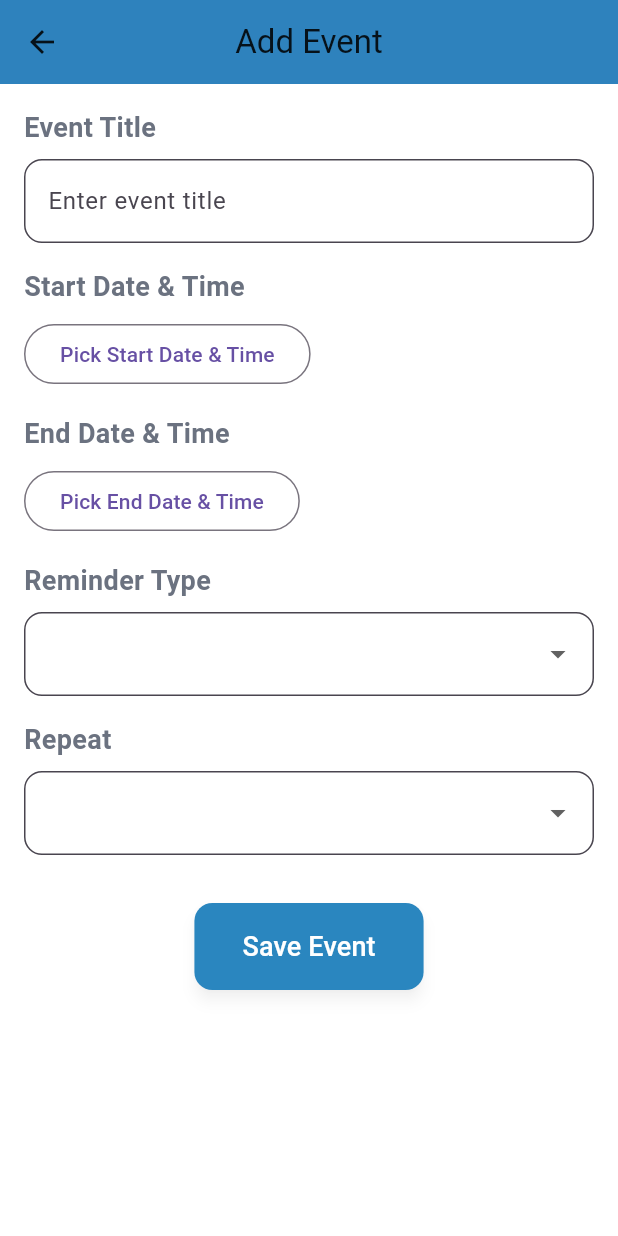
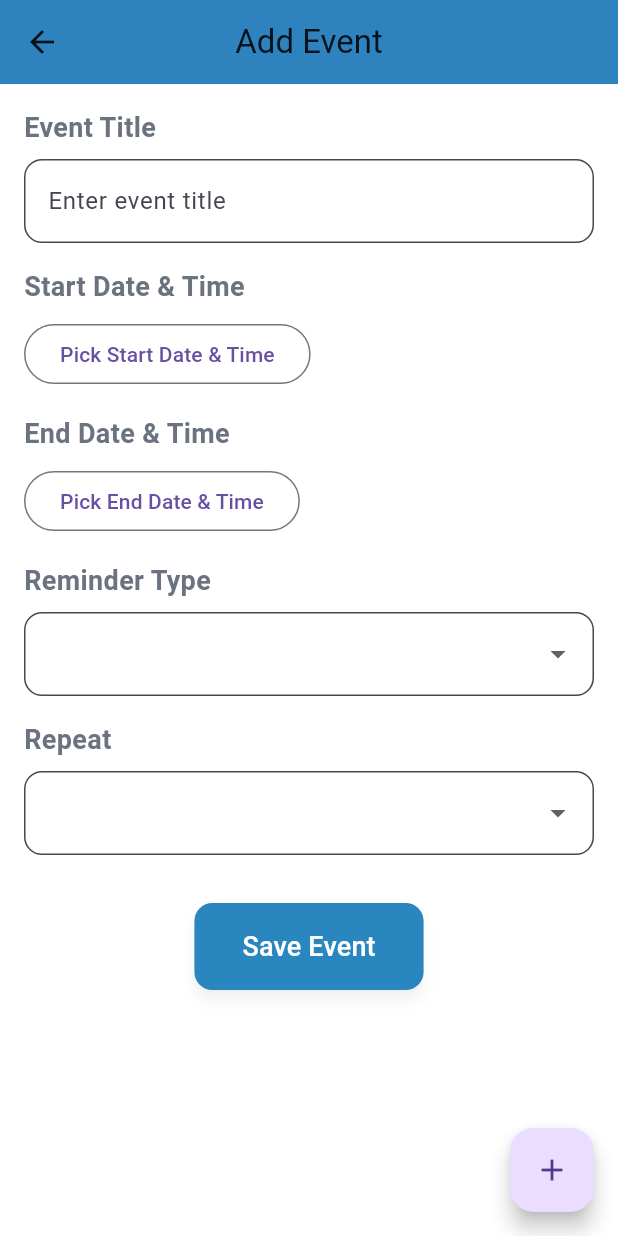
Before and after one commit to Aqilah87/Event_Reminder, a Flutter app: the screen it shows after launch, after a tap on "Get Started", on a phone screen of 412 x 824 dp. Run offline on Flutter 3.47's test engine with Material 3 defaults, Android fonts, the phone set to English and light mode, and no system bars.

Commit message:
8th_commit_eventListPage_edited

```diff
--- a/lib/screens/add_event_page.dart
+++ b/lib/screens/add_event_page.dart
@@ -2,7 +2,7 @@ import 'package:flutter/material.dart';
 import '../models/event.dart';
 
 class AddEventPage extends StatefulWidget {
-  const AddEventPage({Key? key}) : super(key: key);
+  const AddEventPage({Key? key, Event? event}) : super(key: key);
 
   @override
   _AddEventPageState createState() => _AddEventPageState();
@@ -75,6 +75,7 @@ class _AddEventPageState extends State<AddEventPage> {
   Widget build(BuildContext context) {
     final primaryColor = const Color.fromARGB(255, 42, 134, 191);
 
+    var _navigateToAddEvent;
     return Scaffold(
       appBar: AppBar(
         title: const Text('Add Event'),
@@ -185,6 +186,10 @@ class _AddEventPageState extends State<AddEventPage> {
           ),
         ),
       ),
+       floatingActionButton: FloatingActionButton(
+        onPressed: _navigateToAddEvent,
+        child: Icon(Icons.add),
+      ),
     );
   }
 }
--- a/lib/screens/home_screen.dart
+++ b/lib/screens/home_screen.dart
@@ -2,46 +2,62 @@ import 'package:flutter/material.dart';
 import 'package:reminder_test/main.dart';
 import 'event_list_page.dart';
 import 'add_event_page.dart' as add_event_lib;
+import '../models/event.dart';
 
-class HomeScreen extends StatelessWidget {
+class HomeScreen extends StatefulWidget {
   const HomeScreen({super.key});
+
+  @override
+  State<HomeScreen> createState() => _HomeScreenState();
+}
+
+class _HomeScreenState extends State<HomeScreen> {
+  List<Event> _events = [];
+
+  void _navigateToAddEventPage() async {
+    final newEvent = await Navigator.push(
+      context,
+      MaterialPageRoute(
+        builder: (context) => add_event_lib.AddEventPage(),
+      ),
+    );
+
+    if (newEvent != null && newEvent is Event) {
+      setState(() {
+        _events.add(newEvent);
+      });
+    }
+  }
 
   @override
   Widget build(BuildContext context) {
     return Scaffold(
       backgroundColor: Colors.white,
       appBar: AppBar(
-        backgroundColor: Color.fromARGB(255, 42, 134, 191),
-        title: Text(
+        backgroundColor: const Color.fromARGB(255, 42, 134, 191),
+        title: const Text(
           'Home Screen',
           style: TextStyle(color: Colors.white, fontWeight: FontWeight.w700),
         ),
         centerTitle: true,
         leading: Builder(
           builder: (context) => IconButton(
-            icon: Icon(Icons.menu),
+            icon: const Icon(Icons.menu),
             onPressed: () => Scaffold.of(context).openDrawer(),
           ),
         ),
         actions: [
           IconButton(
-            icon: Icon(Icons.search),
+            icon: const Icon(Icons.search),
             onPressed: () {},
           ),
           IconButton(
-            icon: Icon(Icons.share),
+            icon: const Icon(Icons.share),
             onPressed: () {},
           ),
           IconButton(
-            icon: Icon(Icons.add),
-            onPressed: () {
-              Navigator.push(
-                context,
-                MaterialPageRoute(
-                  builder: (context) => add_event_lib.AddEventPage(),
-                ),
-              );
-            },
+            icon: const Icon(Icons.add),
+            onPressed: _navigateToAddEventPage,
           ),
         ],
       ),
@@ -50,7 +66,7 @@ class HomeScreen extends StatelessWidget {
         child: ListView(
           padding: EdgeInsets.zero,
           children: [
-            DrawerHeader(
+            const DrawerHeader(
               decoration: BoxDecoration(color: Color.fromARGB(255, 42, 134, 191)),
               child: Text(
                 'Menu',
@@ -58,19 +74,19 @@ class HomeScreen extends StatelessWidget {
               ),
             ),
             ListTile(
-              leading: Icon(Icons.home),
-              title: Text('Home', style: TextStyle(fontWeight: FontWeight.w600)),
+              leading: const Icon(Icons.home),
+              title: const Text('Home', style: TextStyle(fontWeight: FontWeight.w600)),
               onTap: () {
                 Navigator.pop(context);
               },
             ),
             ListTile(
-              leading: Icon(Icons.event),
-              title: Text('Events', style: TextStyle(fontWeight: FontWeight.w600)),
+              leading: const Icon(Icons.event),
+              title: const Text('Events', style: TextStyle(fontWeight: FontWeight.w600)),
               onTap: () {
                 Navigator.push(
                   context,
-                  MaterialPageRoute(builder: (context) => EventListPage(events: [])),
+                  MaterialPageRoute(builder: (context) => EventListPage(events: _events)),
                 );
               },
             ),
@@ -80,9 +96,9 @@ class HomeScreen extends StatelessWidget {
 
       body: Center(
         child: Padding(
-          padding: EdgeInsets.symmetric(horizontal: 24, vertical: 40),
+          padding: const EdgeInsets.symmetric(horizontal: 24, vertical: 40),
           child: ConstrainedBox(
-            constraints: BoxConstraints(maxWidth: 1200),
+            constraints: const BoxConstraints(maxWidth: 1200),
             child: Row(
               mainAxisAlignment: MainAxisAlignment.center,
               crossAxisAlignment: CrossAxisAlignment.center,
@@ -98,9 +114,7 @@ class HomeScreen extends StatelessWidget {
                     ),
                   ),
                 ),
-
-                SizedBox(width: 15),
-
+                const SizedBox(width: 15),
                 // Call to action on right
                 Flexible(
                   flex: 1,
@@ -108,7 +122,7 @@ class HomeScreen extends StatelessWidget {
                     mainAxisSize: MainAxisSize.min,
                     crossAxisAlignment: CrossAxisAlignment.start,
                     children: [
-                      Text(
+                      const Text(
                         'Add Your Event Now',
                         style: TextStyle(
                           fontSize: 48,
@@ -117,8 +131,8 @@ class HomeScreen extends StatelessWidget {
                           height: 1.1,
                         ),
                       ),
-                      SizedBox(height: 12),
-                      Text(
+                      const SizedBox(height: 12),
+                      const Text(
                         'Plan your day perfectly with ease and speed. Get started by adding a new event now.',
                         style: TextStyle(
                           fontSize: 18,
@@ -127,18 +141,11 @@ class HomeScreen extends StatelessWidget {
                           height: 1.4,
                         ),
                       ),
-                      SizedBox(height: 30),
+                      const SizedBox(height: 30),
                       ElevatedButton(
-                        onPressed: () {
-                          Navigator.push(
-                            context,
-                            MaterialPageRoute(
-                              builder: (context) => add_event_lib.AddEventPage(),
-                            ),
-                          );
-                        },
+                        onPressed: _navigateToAddEventPage,
                         style: ElevatedButton.styleFrom(
-                          padding: EdgeInsets.symmetric(horizontal: 32, vertical: 16),
+                          padding: const EdgeInsets.symmetric(horizontal: 32, vertical: 16),
                           backgroundColor: Colors.black87,
                           shape: RoundedRectangleBorder(
                             borderRadius: BorderRadius.circular(8),
@@ -146,7 +153,7 @@ class HomeScreen extends StatelessWidget {
                           elevation: 4,
                           shadowColor: Colors.black26,
                         ),
-                        child: Text(
+                        child: const Text(
                           'Get Started',
                           style: TextStyle(
                             fontSize: 20,
```
Also changed, not shown: lib/screens/event_list_page.dart (+126 -27 lines).
